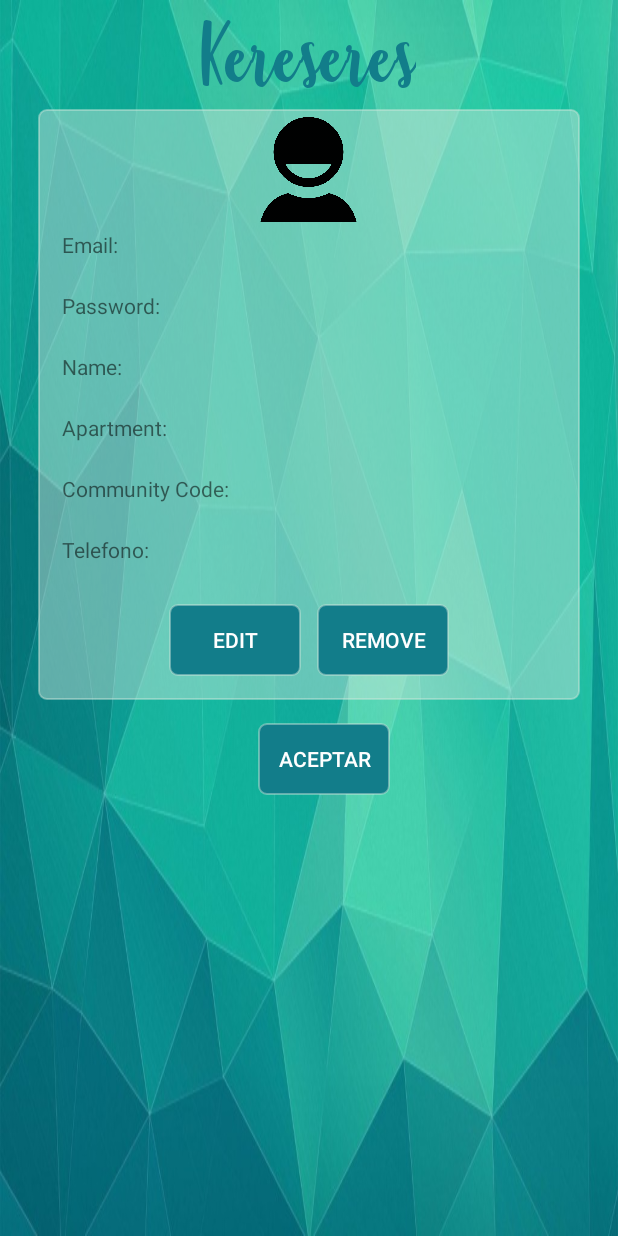
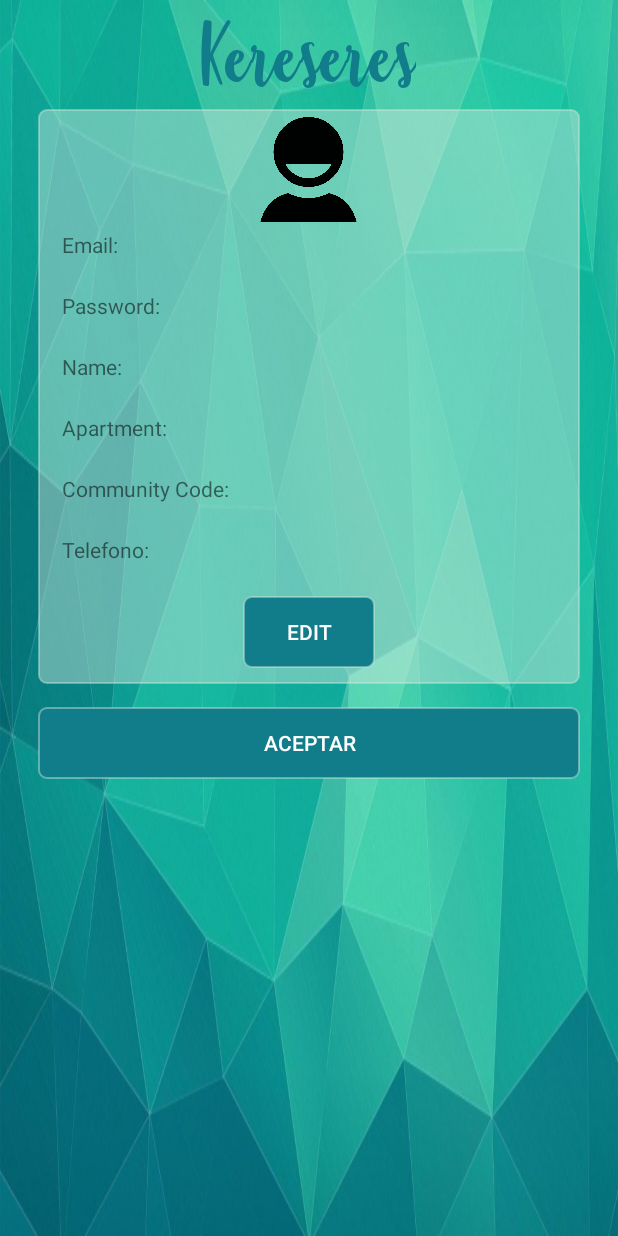
Before and after one commit to CristinaG4/KereseresApp, an Android app: the PerfilActivity screen opened directly, with no data from a screen before it, on a phone screen of 412 x 824 dp. Run offline under Robolectric (Android 15) with nearby library versions, the light colour scheme and no system bars; our stand-ins replace Firebase (no records; nobody signed in at launch, a user with empty details on screens opened directly).

Commit message:
commit mod cris viernes 9:16am

```diff
--- a/app/src/main/res/layout/activity_perfil.xml
+++ b/app/src/main/res/layout/activity_perfil.xml
@@ -145,12 +145,7 @@
 
     </LinearLayout>
 
-        <LinearLayout
-            android:layout_width="match_parent"
-            android:layout_height="wrap_content"
-            android:orientation="horizontal"
-            android:gravity="center"
-            android:padding="5dp">
+
             <Button
                 android:id="@+id/btnEditarPerfil"
                 android:layout_width="wrap_content"
@@ -161,35 +156,19 @@
                 android:textColor="@color/textBtnLogin"
                 android:layout_margin="5dp"/>
 
-            <Button
-                android:id="@+id/btnEliminarPerfil"
-                android:layout_width="wrap_content"
-                android:layout_height="wrap_content"
-                android:text="remove"
-                android:background="@drawable/boton_cambio_color"
-                android:clickable="false"
-                android:textColor="@color/textBtnLogin"
-                android:layout_margin="5dp"/>
-        </LinearLayout>
 
     </LinearLayout>
-    <LinearLayout
-        android:layout_width="wrap_content"
-        android:layout_height="wrap_content"
-        android:orientation="horizontal"
-        android:layout_gravity="center_horizontal">
 
 
         <Button
             android:id="@+id/btnAceptarPerfil"
             android:layout_width="match_parent"
             android:layout_height="wrap_content"
-            android:layout_marginLeft="20dp"
+            android:layout_marginRight="25dp"
+            android:layout_marginLeft="25dp"
             android:text="aceptar"
             android:background="@drawable/boton_cambio_color"
             android:clickable="false"
             android:textColor="@color/textBtnLogin"/>
 
-    </LinearLayout>
-
 </LinearLayout>
--- a/app/src/main/res/menu/menu.xml
+++ b/app/src/main/res/menu/menu.xml
@@ -11,5 +11,4 @@
         android:title="Delete profile"></item>
     <item android:id="@+id/menuSalir"
         android:title="SignOut"></item>
-    <!--mirar notificaciones-->
 </menu>
```
Also changed, not shown: app/src/main/res/layout/activity_list_view.xml (+19 -20 lines).
